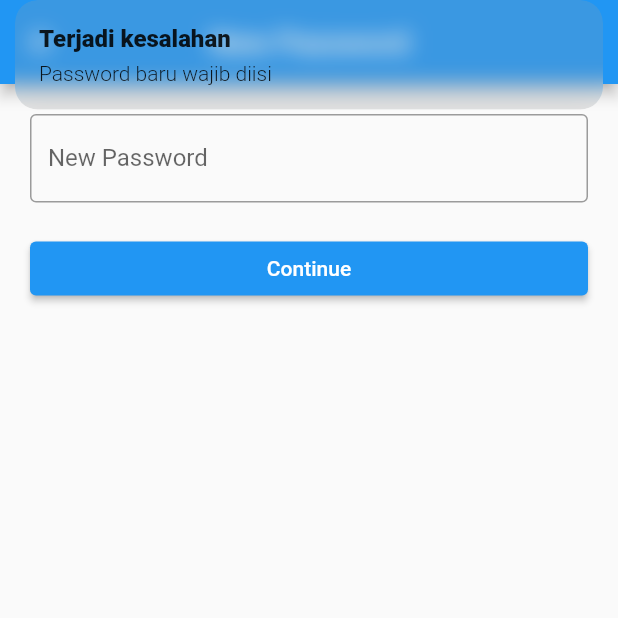
After one commit to seshadwi/flutter-presence-app, a Flutter app: the NewPasswordView screen opened by its route, after a tap on "Continue", on a phone screen of 412 x 824 dp, the top half of it. The commit adds this screen. Run offline on Flutter 3.47's test engine with Material 2 defaults, Android fonts, the phone set to English and light mode, and no system bars; our stand-ins replace cloud_firestore, firebase_auth, firebase_core, get; accounts and stored records are empty.

Commit message:
add new password field

```diff
--- a/lib/app/modules/add_pegawai/views/add_pegawai_view.dart
+++ b/lib/app/modules/add_pegawai/views/add_pegawai_view.dart
@@ -16,6 +16,7 @@ class AddPegawaiView extends GetView<AddPegawaiController> {
         padding: EdgeInsets.all(20),
         children: [
           TextField(
+            autocorrect: false,
             controller: controller.nipC,
             decoration: InputDecoration(
               labelText: "NIP",
@@ -26,6 +27,7 @@ class AddPegawaiView extends GetView<AddPegawaiController> {
             height: 20,
           ),
           TextField(
+            autocorrect: false,
             controller: controller.nameC,
             decoration: InputDecoration(
               labelText: "Name",
@@ -36,6 +38,7 @@ class AddPegawaiView extends GetView<AddPegawaiController> {
             height: 20,
           ),
           TextField(
+            autocorrect: false,
             controller: controller.emailC,
             decoration: InputDecoration(
               labelText: "Email",
--- a/lib/app/modules/login/views/login_view.dart
+++ b/lib/app/modules/login/views/login_view.dart
@@ -16,6 +16,7 @@ class LoginView extends GetView<LoginController> {
         padding: EdgeInsets.all(20),
         children: [
           TextField(
+            autocorrect: false,
             controller: controller.emailC,
             decoration: InputDecoration(
               labelText: "Email",
@@ -26,6 +27,7 @@ class LoginView extends GetView<LoginController> {
             height: 20,
           ),
           TextField(
+            autocorrect: false,
             controller: controller.passwordC,
             obscureText: true,
             decoration: InputDecoration(
--- /dev/null
+++ b/lib/app/modules/new_password/bindings/new_password_binding.dart
@@ -0,0 +1,12 @@
+import 'package:get/get.dart';
+
+import '../controllers/new_password_controller.dart';
+
+class NewPasswordBinding extends Bindings {
+  @override
+  void dependencies() {
+    Get.lazyPut<NewPasswordController>(
+      () => NewPasswordController(),
+    );
+  }
+}
--- /dev/null
+++ b/lib/app/modules/new_password/controllers/new_password_controller.dart
@@ -0,0 +1,42 @@
+import 'package:firebase_auth/firebase_auth.dart';
+import 'package:flutter/material.dart';
+import 'package:get/get.dart';
+import 'package:presence_app/app/routes/app_pages.dart';
+
+class NewPasswordController extends GetxController {
+  TextEditingController newPassC = TextEditingController();
+  FirebaseAuth auth = FirebaseAuth.instance;
+
+  void newPassword() async {
+    if (newPassC.text.isNotEmpty) {
+      if (newPassC.text != "password") {
+        try {
+          String email = auth.currentUser!.email!;
+          await auth.currentUser!.updatePassword(newPassC.text);
+          await auth.signOut();
+
+          await auth.signInWithEmailAndPassword(
+            email: email,
+            password: newPassC.text,
+          );
+
+          Get.offAllNamed(Routes.HOME);
+        } on FirebaseAuthException catch (e) {
+          if (e.code == 'weak-password') {
+            Get.snackbar(
+                "Terjadi kesalahan", "Password lemah. Setidaknya 6 karakter.");
+          } else if (e.code == 'wrong-password') {
+            Get.snackbar("Terjadi kesalahan", "Password salah.");
+          }
+        } catch (e) {
+          Get.snackbar("Terjadi kesalahan",
+              "Tidak dapat membuat password baru. Hubungi admin / cs");
+        }
+      } else {
+        Get.snackbar("Terjadi kesalahan", "password baru harus diubah");
+      }
+    } else {
+      Get.snackbar("Terjadi kesalahan", "Password baru wajib diisi");
+    }
+  }
+}
--- /dev/null
+++ b/lib/app/modules/new_password/views/new_password_view.dart
@@ -0,0 +1,40 @@
+import 'package:flutter/material.dart';
+
+import 'package:get/get.dart';
+
+import '../controllers/new_password_controller.dart';
+
+class NewPasswordView extends GetView<NewPasswordController> {
+  @override
+  Widget build(BuildContext context) {
+    return Scaffold(
+      appBar: AppBar(
+        title: Text('New Password'),
+        centerTitle: true,
+      ),
+      body: ListView(
+        padding: EdgeInsets.all(20),
+        children: [
+          TextField(
+            autocorrect: false,
+            obscureText: true,
+            controller: controller.newPassC,
+            decoration: InputDecoration(
+              labelText: "New Password",
+              border: OutlineInputBorder(),
+            ),
+          ),
+          SizedBox(
+            height: 20,
+          ),
+          ElevatedButton(
+            onPressed: () {
+              controller.newPassword();
+            },
+            child: Text("Continue"),
+          ),
+        ],
+      ),
+    );
+  }
+}
--- a/lib/app/routes/app_pages.dart
+++ b/lib/app/routes/app_pages.dart
@@ -6,6 +6,8 @@ import '../modules/home/bindings/home_binding.dart';
 import '../modules/home/views/home_view.dart';
 import '../modules/login/bindings/login_binding.dart';
 import '../modules/login/views/login_view.dart';
+import '../modules/new_password/bindings/new_password_binding.dart';
+import '../modules/new_password/views/new_password_view.dart';
 
 part 'app_routes.dart';
 
@@ -30,5 +32,10 @@ class AppPages {
       page: () => LoginView(),
       binding: LoginBinding(),
     ),
+    GetPage(
+      name: _Paths.NEW_PASSWORD,
+      page: () => NewPasswordView(),
+      binding: NewPasswordBinding(),
+    ),
   ];
 }
--- a/lib/app/routes/app_routes.dart
+++ b/lib/app/routes/app_routes.dart
@@ -6,6 +6,7 @@ abstract class Routes {
   static const HOME = _Paths.HOME;
   static const ADD_PEGAWAI = _Paths.ADD_PEGAWAI;
   static const LOGIN = _Paths.LOGIN;
+  static const NEW_PASSWORD = _Paths.NEW_PASSWORD;
 }
 
 abstract class _Paths {
@@ -13,4 +14,5 @@ abstract class _Paths {
   static const HOME = '/home';
   static const ADD_PEGAWAI = '/add-pegawai';
   static const LOGIN = '/login';
+  static const NEW_PASSWORD = '/new-password';
 }
```
Also changed, not shown: lib/app/modules/login/controllers/login_controller.dart (+24 -1 lines).
